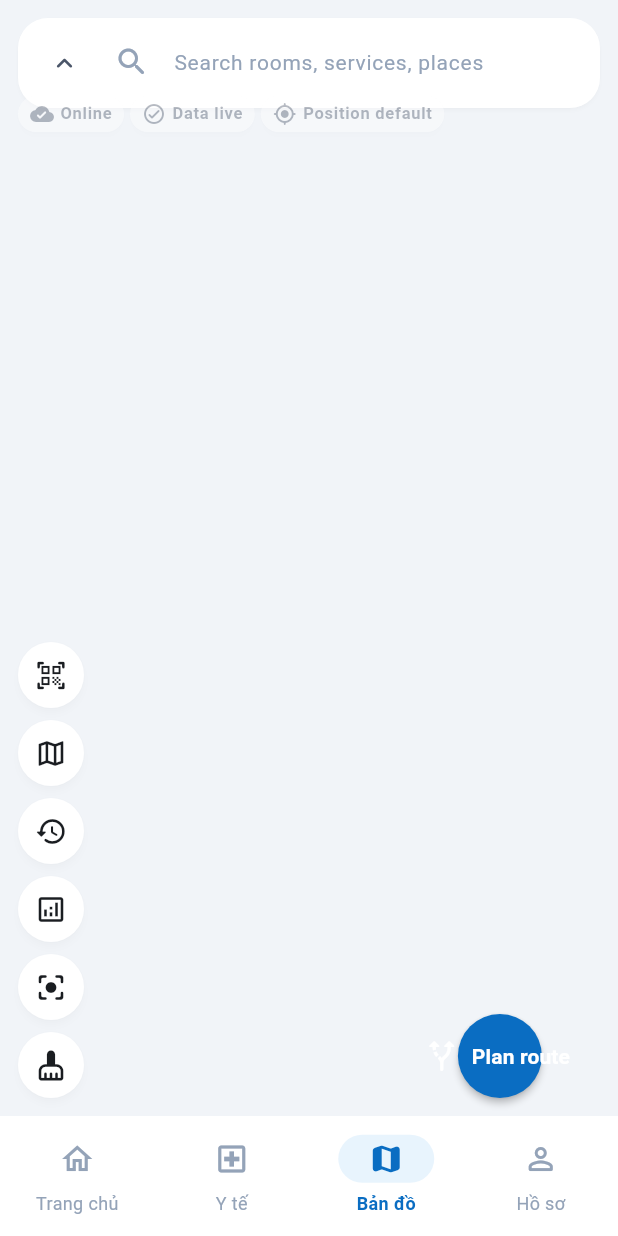
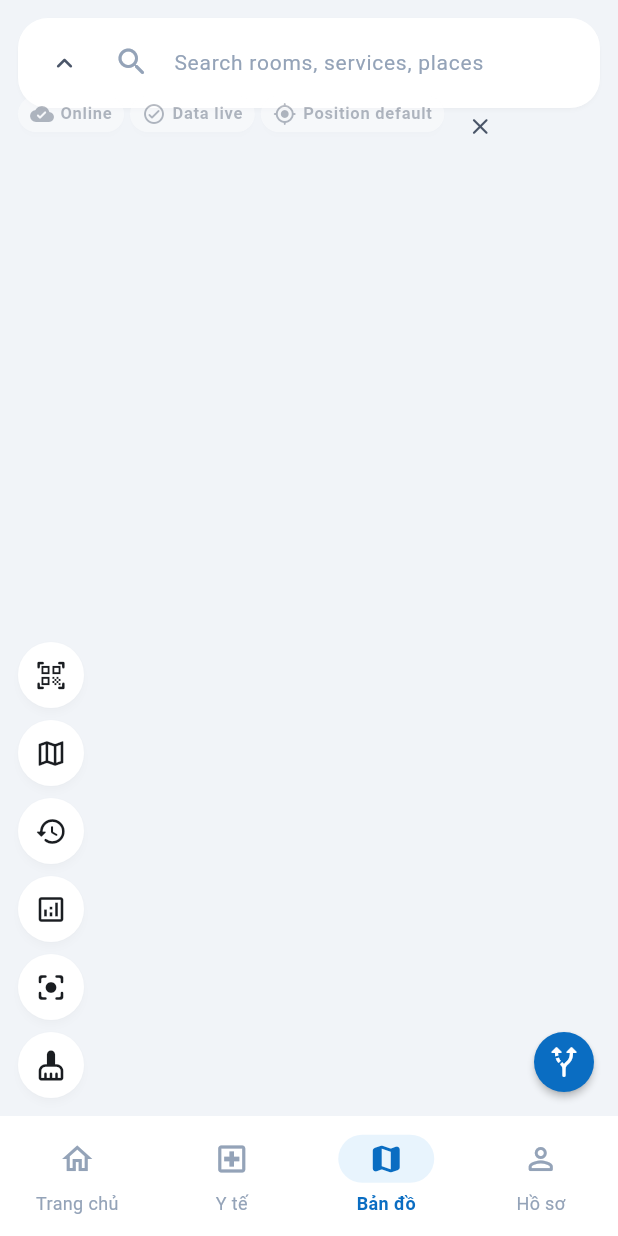
Before and after one commit to SengathitBannavong/hospital-app, a Flutter app: the MapPage screen opened by its route, on a phone screen of 412 x 824 dp. Run offline on Flutter 3.47's test engine with Material 3 defaults, Android fonts, the light colour scheme and no system bars; our stand-ins replace connectivity_plus, dio, firebase_core, firebase_messaging, flutter_dotenv, flutter_local_notifications and 9 more; missing offline and left inert: mobile_scanner; accounts and stored records are empty; generated files the repository leaves out were written again; network calls fail; Roboto replaces fonts that are missing (Plus Jakarta Sans).

Commit message:
feat(map): collapsible overlays + compact route FAB on phones
Two responsive improvements for small screens, which previously had
the route pill, status cluster, and a labeled "Plan route" FAB
covering most of the map.

Collapsible overlays:
- Route pill (top-left) gains an Ẩn (hide) close-button. When
  collapsed, renders as a single 44dp _MapFab (alt_route icon) the
  user can tap to expand. AnimatedSize + AnimatedSwitcher for the
  transition.
- Status cluster gets the same treatment with an info-outline icon
  fallback.
- Each collapsed state has its own Semantics label so screen
  readers announce "Show route pill" / "Show status" correctly.

Route action FAB:
- The previous responsive guard used MediaQuery width < 360dp which
  never tripped on real phones (375-414dp). Raised to the Material
  standard <600dp (phones vs tablets) so the fix actually kicks in.
- Swaps the FAB.extended for FloatingActionButton.small (40dp) with
  explicit primary background, keeping the affordance clearly
  primary while matching the 44dp _MapFab cluster on the left side.
- Tooltip carries the previous label text. Tablets and desktops
  keep the labeled extended FAB.

Refs: PR feedback on mod/respondsive
Signed-off-by: bannavong <bannavong.sa239717@sis.hust.edu.vn>

```diff
--- a/lib/features/map/presentation/pages/map_page.dart
+++ b/lib/features/map/presentation/pages/map_page.dart
@@ -76,6 +76,8 @@ class _MapPageState extends ConsumerState<MapPage>
   bool _searchExpanded = true;
   bool _arrivalOrderCommitted = false;
   bool _navCollapsed = false;
+  bool _routePillCollapsed = false;
+  bool _statusCollapsed = false;
   bool _floorSwitchKeepsNavigation = false;
   bool _showAnalyticsPanel = false;
   bool _loadWalkableLayer = false;
@@ -654,11 +656,54 @@ class _MapPageState extends ConsumerState<MapPage>
     return Positioned(
       top: mediaTop + AppSpacing.md + 52,
       left: AppSpacing.md,
-      child: _RoutePill(
+      child: AnimatedSize(
+        duration: MapMotion.medium,
+        curve: MapMotion.resize,
+        child: AnimatedSwitcher(
+          duration: MapMotion.medium,
+          switchInCurve: MapMotion.resize,
+          switchOutCurve: MapMotion.resize,
+          child: _routePillCollapsed
+              ? KeyedSubtree(
+                  key: const ValueKey('route-pill-collapsed'),
+                  child: _MapFab(
+                    icon: Icons.alt_route_rounded,
+                    tooltip: 'Show route pill',
+                    onPressed: () =>
+                        setState(() => _routePillCollapsed = false),
+                  ),
+                )
+              : Row(
+                  key: const ValueKey('route-pill-expanded'),
+                  mainAxisSize: MainAxisSize.min,
+                  children: [
+                    _RoutePill(
                       startName: userPositionPoi?.poiName ?? 'You are here',
                       dest: dest,
                       onTap: _showRoutePanel,
                       onClear: _clearRoute,
+                    ),
+                    const SizedBox(width: AppSpacing.xs),
+                    Semantics(
+                      button: true,
+                      label: 'Ẩn',
+                      child: IconButton(
+                        icon: Icon(
+                          Icons.close_rounded,
+                          size: 18,
+                          color: context.colorScheme.onSurfaceVariant,
+                        ),
+                        padding: EdgeInsets.zero,
+                        splashRadius: 20,
+                        visualDensity: VisualDensity.compact,
+                        tooltip: 'Ẩn',
+                        onPressed: () =>
+                            setState(() => _routePillCollapsed = true),
+                      ),
+                    ),
+                  ],
+                ),
+        ),
       ),
     );
   }
@@ -676,13 +721,57 @@ class _MapPageState extends ConsumerState<MapPage>
     return Positioned(
       top: mediaTop + AppSpacing.md + (hasRoute ? 104 : 52),
       left: AppSpacing.md,
-      child: _MapStatusCluster(
+      child: AnimatedSize(
+        duration: MapMotion.medium,
+        curve: MapMotion.resize,
+        child: AnimatedSwitcher(
+          duration: MapMotion.medium,
+          switchInCurve: MapMotion.resize,
+          switchOutCurve: MapMotion.resize,
+          child: _statusCollapsed
+              ? KeyedSubtree(
+                  key: const ValueKey('status-collapsed'),
+                  child: _MapFab(
+                    icon: Icons.info_outline_rounded,
+                    tooltip: 'Show status',
+                    onPressed: () => setState(() => _statusCollapsed = false),
+                  ),
+                )
+              : Row(
+                  key: const ValueKey('status-expanded'),
+                  mainAxisSize: MainAxisSize.min,
+                  crossAxisAlignment: CrossAxisAlignment.start,
+                  children: [
+                    _MapStatusCluster(
                       snapshot: flowSnapshot,
                       isOnline: isOnline,
                       lastSyncedAt: lastSyncedAt,
                       locationSource: locationSource,
                       notice: inlineNotice,
-        onRetry: () => ref.invalidate(flowSnapshotProvider(activeMapId)),
+                      onRetry: () =>
+                          ref.invalidate(flowSnapshotProvider(activeMapId)),
+                    ),
+                    const SizedBox(width: AppSpacing.xs),
+                    Semantics(
+                      button: true,
+                      label: 'Ẩn',
+                      child: IconButton(
+                        icon: Icon(
+                          Icons.close_rounded,
+                          size: 18,
+                          color: context.colorScheme.onSurfaceVariant,
+                        ),
+                        padding: EdgeInsets.zero,
+                        splashRadius: 20,
+                        visualDensity: VisualDensity.compact,
+                        tooltip: 'Ẩn',
+                        onPressed: () =>
+                            setState(() => _statusCollapsed = true),
+                      ),
+                    ),
+                  ],
+                ),
+        ),
       ),
     );
   }
@@ -823,6 +912,12 @@ class _MapPageState extends ConsumerState<MapPage>
     required AsyncValue<RouteResult?> routeResultAsync,
     required bool hasRoute,
   }) {
+    // Phones (Material breakpoint <600dp) get a compact icon-only FAB so the
+    // route action stops covering map real estate. Only tablets/desktops get
+    // the labeled extended variant.
+    final isCompact = MediaQuery.sizeOf(context).width < 600;
+    final scheme = context.colorScheme;
+
     if (showNavigationSheet && dest != null) {
       return Positioned(
         right: AppSpacing.md,
@@ -855,7 +950,16 @@ class _MapPageState extends ConsumerState<MapPage>
               onPressed: _showRoutePanel,
             ),
             const SizedBox(height: AppSpacing.sm),
-            FloatingActionButton.extended(
+            isCompact
+                ? FloatingActionButton.small(
+                    heroTag: 'map-start-fab',
+                    onPressed: _startNavigation,
+                    tooltip: 'Start',
+                    backgroundColor: scheme.primary,
+                    foregroundColor: scheme.onPrimary,
+                    child: const Icon(Icons.navigation_rounded),
+                  )
+                : FloatingActionButton.extended(
                     heroTag: 'map-start-fab',
                     onPressed: _startNavigation,
                     icon: const Icon(Icons.navigation_rounded),
@@ -869,11 +973,26 @@ class _MapPageState extends ConsumerState<MapPage>
     return Positioned(
       right: AppSpacing.md,
       bottom: mediaBottom + AppSpacing.md,
-      child: FloatingActionButton.extended(
+      child: isCompact
+          ? FloatingActionButton.small(
+              heroTag: 'map-route-fab',
+              onPressed: _showRoutePanel,
+              tooltip: hasRoute ? 'Route' : 'Plan route',
+              backgroundColor: scheme.primary,
+              foregroundColor: scheme.onPrimary,
+              child: Icon(
+                hasRoute
+                    ? Icons.edit_location_alt_rounded
+                    : Icons.alt_route_rounded,
+              ),
+            )
+          : FloatingActionButton.extended(
               heroTag: 'map-route-fab',
               onPressed: _showRoutePanel,
               icon: Icon(
-          hasRoute ? Icons.edit_location_alt_rounded : Icons.alt_route_rounded,
+                hasRoute
+                    ? Icons.edit_location_alt_rounded
+                    : Icons.alt_route_rounded,
               ),
               label: Text(hasRoute ? 'Route' : 'Plan route'),
             ),
```
Lines whose indentation alone changed are shown as unchanged.
